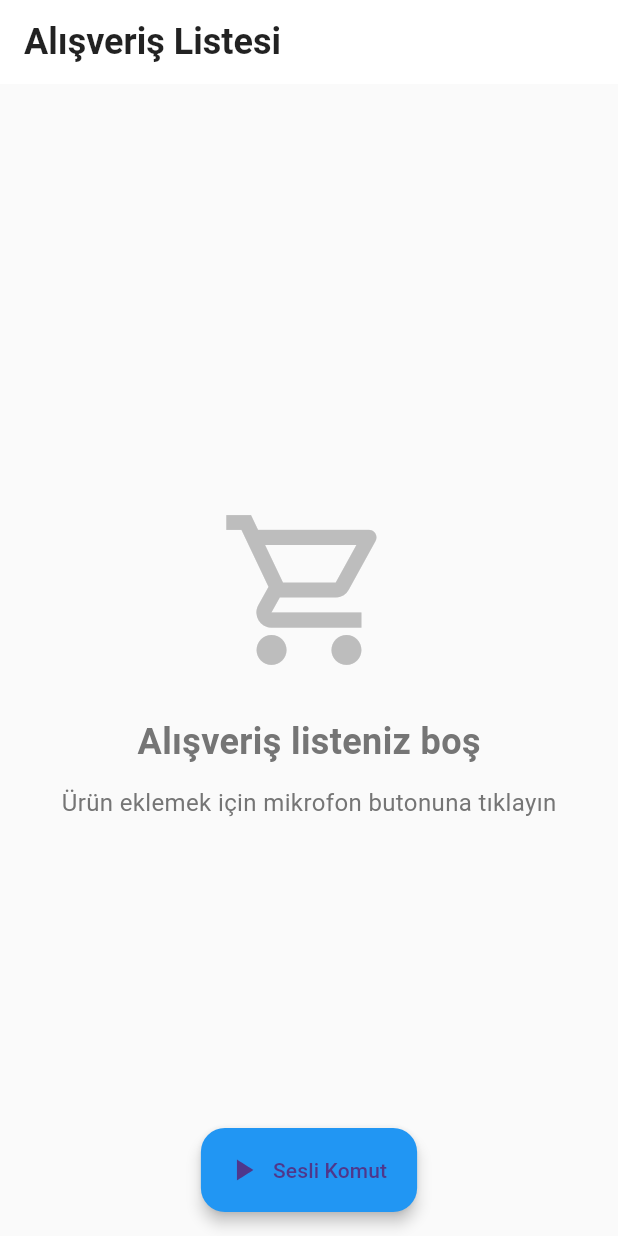
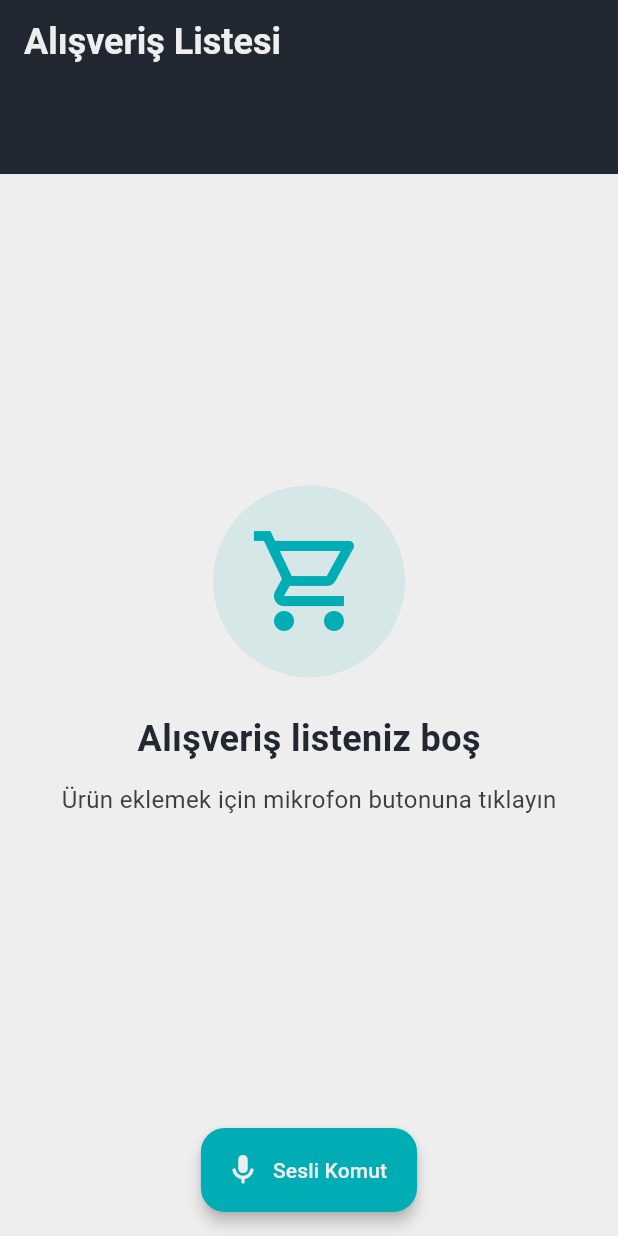
Before and after one commit to omrkara0/shoppinglistai, a Flutter app: the screen it shows after launch, on a phone screen of 412 x 824 dp. Run offline on Flutter 3.47's test engine with Material 3 defaults, Android fonts, the phone set to English and light mode, and no system bars; our stand-ins replace google_fonts, google_generative_ai, speech_to_text; Roboto replaces fonts that are missing (Ubuntu).

Commit message:
Home screen widget lar dosyalara ayrıldı renk paleti uygulandı.

```diff
--- a/lib/constants.dart
+++ b/lib/constants.dart
@@ -1,4 +1,6 @@
-List<String> miktarTurleri = [
+import 'package:flutter/material.dart';
+
+const List<String> miktarTurleri = [
   "kilo",
   "adet",
   "litre",
@@ -9,3 +11,23 @@ List<String> miktarTurleri = [
   "şişe",
   "gram"
 ];
+
+class AppColors {
+  static const Color darkBackground = Color(0xFF222831);
+  static const Color darkGrey = Color(0xFF393E46);
+  static const Color accent = Color(0xFF00ADB5);
+  static const Color lightGrey = Color(0xFFEEEEEE);
+
+  // Accent color with opacity
+  static Color accentWithOpacity(double opacity) => accent.withOpacity(opacity);
+
+  // Text colors
+  static const Color primaryText = darkBackground;
+  static const Color secondaryText = darkGrey;
+  static const Color lightText = lightGrey;
+
+  // Background variations
+  static const Color scaffoldBackground = lightGrey;
+  static const Color cardBackground = Colors.white;
+  static Color selectedCardBackground = accent.withOpacity(0.1);
+}
--- a/lib/screens/home_screen.dart
+++ b/lib/screens/home_screen.dart
@@ -4,6 +4,10 @@ import 'package:flutter/material.dart';
 import 'package:google_fonts/google_fonts.dart';
 import 'package:shoppinglistai/constants.dart';
 import 'package:shoppinglistai/models/urun.dart';
+import 'package:shoppinglistai/widgets/custom_app_bar.dart';
+import 'package:shoppinglistai/widgets/empty_state.dart';
+import 'package:shoppinglistai/widgets/no_results.dart';
+import 'package:shoppinglistai/widgets/shopping_list_item.dart';
 import 'package:speech_to_text/speech_to_text.dart' as stt;
 import 'package:google_generative_ai/google_generative_ai.dart';
 
@@ -18,6 +22,7 @@ class _HomeScreenState extends State<HomeScreen>
     with SingleTickerProviderStateMixin {
   List<Urun> _urunler = [];
   final Set<int> _selectedItems = {};
+  String _searchQuery = '';
 
   // Speech to text
   final stt.SpeechToText _speech = stt.SpeechToText();
@@ -40,6 +45,11 @@ class _HomeScreenState extends State<HomeScreen>
       })));
 
   late final ChatSession _chatSession;
+
+  List<Urun> get _filteredUrunler => _urunler
+      .where((urun) =>
+          urun.isim.toLowerCase().contains(_searchQuery.toLowerCase()))
+      .toList();
 
   @override
   void initState() {
@@ -134,58 +144,76 @@ class _HomeScreenState extends State<HomeScreen>
     );
   }
 
+  PreferredSizeWidget _buildAppBar() {
+    return CustomAppBar(
+      itemCount: _urunler.length,
+      selectedItems: _selectedItems,
+      onDeleteSelected: _deleteSelectedItems,
+      onSearch: (value) => setState(() => _searchQuery = value),
+      showSearch: _urunler.isNotEmpty,
+    );
+  }
+
   @override
   Widget build(BuildContext context) {
     return Scaffold(
-      backgroundColor: Colors.grey[50],
-      appBar: AppBar(
-        backgroundColor: Colors.white,
-        title: Text(
-          "Alışveriş Listesi",
-          style: GoogleFonts.ubuntu(
-            textStyle: const TextStyle(
-              fontSize: 24,
-              fontWeight: FontWeight.bold,
-              color: Colors.black87,
-            ),
-          ),
-        ),
-        elevation: 0,
-        actions: [
-          if (_selectedItems.isNotEmpty)
-            Padding(
-              padding: const EdgeInsets.only(right: 8.0),
-              child: IconButton(
-                icon: const Icon(Icons.delete_outline, color: Colors.red),
-                onPressed: _deleteSelectedItems,
-                tooltip: 'Seçili öğeleri sil',
-              ),
-            ),
-        ],
-      ),
+      backgroundColor: AppColors.scaffoldBackground,
+      appBar: _buildAppBar(),
       floatingActionButton: FloatingActionButton.extended(
         onPressed: _speechAvailable
             ? (_listening ? _stopListening : _startListening)
             : null,
-        backgroundColor: _listening ? Colors.red : Colors.blue,
-        label: Text(
+        backgroundColor: _listening ? AppColors.darkGrey : AppColors.accent,
+        label: AnimatedSwitcher(
+          duration: const Duration(milliseconds: 200),
+          transitionBuilder: (Widget child, Animation<double> animation) {
+            return FadeTransition(
+              opacity: animation,
+              child: SlideTransition(
+                position: Tween<Offset>(
+                  begin: const Offset(0.2, 0.0),
+                  end: Offset.zero,
+                ).animate(animation),
+                child: child,
+              ),
+            );
+          },
+          child: Text(
             _listening ? 'Dinlemeyi Durdur' : 'Sesli Komut',
-          style: GoogleFonts.ubuntu(fontWeight: FontWeight.w500),
+            key: ValueKey<bool>(_listening),
+            style: GoogleFonts.ubuntu(
+              fontWeight: FontWeight.w500,
+              color: AppColors.lightText,
             ),
-        icon: AnimatedIcon(
-          icon: AnimatedIcons.play_pause,
-          progress: _animationController,
+          ),
+        ),
+        icon: AnimatedSwitcher(
+          duration: const Duration(milliseconds: 200),
+          transitionBuilder: (Widget child, Animation<double> animation) {
+            return ScaleTransition(
+              scale: animation,
+              child: FadeTransition(
+                opacity: animation,
+                child: child,
+              ),
+            );
+          },
+          child: Icon(
+            _listening ? Icons.stop_rounded : Icons.mic_rounded,
+            key: ValueKey<bool>(_listening),
+            color: AppColors.lightText,
+          ),
         ),
         elevation: 4,
       ),
       floatingActionButtonLocation: FloatingActionButtonLocation.centerFloat,
       body: Center(
         child: Padding(
-          padding: const EdgeInsets.symmetric(horizontal: 16.0, vertical: 8.0),
+          padding: const EdgeInsets.fromLTRB(16, 8, 16, 80),
           child: Column(
             mainAxisAlignment: MainAxisAlignment.center,
             children: [
-              _urunlerListe(),
+              _buildList(),
             ],
           ),
         ),
@@ -193,71 +221,28 @@ class _HomeScreenState extends State<HomeScreen>
     );
   }
 
-  Widget _urunlerListe() {
+  Widget _buildList() {
     if (_urunler.isEmpty) {
-      return Center(
-        child: Column(
-          mainAxisAlignment: MainAxisAlignment.center,
-          children: [
-            Icon(
-              Icons.shopping_cart_outlined,
-              size: 120,
-              color: Colors.grey[400],
-            ),
-            const SizedBox(height: 24),
-            Text(
-              'Alışveriş listeniz boş',
-              style: GoogleFonts.ubuntu(
-                fontSize: 24,
-                fontWeight: FontWeight.bold,
-                color: Colors.grey[600],
-              ),
-            ),
-            const SizedBox(height: 12),
-            Text(
-              'Ürün eklemek için mikrofon butonuna tıklayın',
-              style: GoogleFonts.ubuntu(
-                fontSize: 16,
-                color: Colors.grey[600],
-              ),
-            ),
-          ],
-        ),
-      );
+      return const EmptyState();
+    }
+
+    final items = _filteredUrunler;
+    if (items.isEmpty) {
+      return const NoResults();
     }
 
     return Flexible(
       child: ListView.builder(
-        itemCount: _urunler.length,
+        itemCount: items.length,
         physics: const BouncingScrollPhysics(),
         itemBuilder: (context, index) {
-          final Urun urun = _urunler[index];
+          final Urun urun = items[index];
           final bool isSelected = _selectedItems.contains(index);
 
-          return Padding(
-            padding: const EdgeInsets.symmetric(vertical: 4.0),
-            child: AnimatedContainer(
-              duration: const Duration(milliseconds: 200),
-              decoration: BoxDecoration(
-                color: isSelected ? Colors.blue.withOpacity(0.1) : Colors.white,
-                borderRadius: BorderRadius.circular(12),
-                boxShadow: [
-                  BoxShadow(
-                    color: Colors.grey.withOpacity(0.1),
-                    spreadRadius: 1,
-                    blurRadius: 4,
-                    offset: const Offset(0, 2),
-                  ),
-                ],
-              ),
-              child: ListTile(
-                contentPadding:
-                    const EdgeInsets.symmetric(horizontal: 16.0, vertical: 8.0),
-                leading: Transform.scale(
-                  scale: 1.2,
-                  child: Checkbox(
-                    value: isSelected,
-                    onChanged: (bool? value) {
+          return ShoppingListItem(
+            urun: urun,
+            isSelected: isSelected,
+            onSelected: (bool? value) {
               setState(() {
                 if (value == true) {
                   _selectedItems.add(index);
@@ -266,51 +251,6 @@ class _HomeScreenState extends State<HomeScreen>
                 }
               });
             },
-                    shape: const CircleBorder(),
-                    activeColor: Colors.blue,
-                  ),
-                ),
-                title: Text(
-                  urun.isim,
-                  style: GoogleFonts.ubuntu(
-                    fontSize: 18,
-                    fontWeight: FontWeight.w500,
-                    color: Colors.black87,
-                    decoration: isSelected ? TextDecoration.lineThrough : null,
-                  ),
-                ),
-                trailing: Container(
-                  padding:
-                      const EdgeInsets.symmetric(horizontal: 12, vertical: 6),
-                  decoration: BoxDecoration(
-                    color: Colors.blue.withOpacity(0.1),
-                    borderRadius: BorderRadius.circular(20),
-                  ),
-                  child: RichText(
-                    text: TextSpan(
-                      children: [
-                        TextSpan(
-                          text: "${urun.miktar} ",
-                          style: GoogleFonts.roboto(
-                            fontSize: 16,
-                            fontWeight: FontWeight.bold,
-                            color: Colors.blue[700],
-                          ),
-                        ),
-                        TextSpan(
-                          text: urun.miktarTuru,
-                          style: GoogleFonts.ubuntu(
-                            fontSize: 14,
-                            fontWeight: FontWeight.w500,
-                            color: Colors.blue[700],
-                          ),
-                        ),
-                      ],
-                    ),
-                  ),
-                ),
-              ),
-            ),
           );
         },
       ),
--- /dev/null
+++ b/lib/widgets/custom_app_bar.dart
@@ -0,0 +1,135 @@
+import 'package:flutter/material.dart';
+import 'package:google_fonts/google_fonts.dart';
+import 'package:shoppinglistai/constants.dart';
+
+class CustomAppBar extends StatelessWidget implements PreferredSizeWidget {
+  final int itemCount;
+  final Set<int> selectedItems;
+  final Function() onDeleteSelected;
+  final Function(String) onSearch;
+  final bool showSearch;
+
+  const CustomAppBar({
+    super.key,
+    required this.itemCount,
+    required this.selectedItems,
+    required this.onDeleteSelected,
+    required this.onSearch,
+    required this.showSearch,
+  });
+
+  @override
+  Widget build(BuildContext context) {
+    return AppBar(
+      elevation: 0,
+      backgroundColor: AppColors.darkBackground,
+      title: Column(
+        crossAxisAlignment: CrossAxisAlignment.start,
+        children: [
+          Text(
+            "Alışveriş Listesi",
+            style: GoogleFonts.ubuntu(
+              fontSize: 24,
+              fontWeight: FontWeight.bold,
+              color: AppColors.lightText,
+            ),
+          ),
+          if (showSearch)
+            Text(
+              "$itemCount ürün",
+              style: GoogleFonts.ubuntu(
+                fontSize: 14,
+                color: AppColors.lightGrey.withOpacity(0.7),
+              ),
+            ),
+        ],
+      ),
+      bottom: showSearch
+          ? PreferredSize(
+              preferredSize: const Size.fromHeight(60),
+              child: Padding(
+                padding: const EdgeInsets.fromLTRB(16, 0, 16, 8),
+                child: TextField(
+                  onChanged: onSearch,
+                  style: TextStyle(color: AppColors.lightText),
+                  decoration: InputDecoration(
+                    hintText: 'Ürün ara...',
+                    hintStyle:
+                        TextStyle(color: AppColors.lightText.withOpacity(0.7)),
+                    prefixIcon: Icon(Icons.search,
+                        color: AppColors.lightText.withOpacity(0.7)),
+                    filled: true,
+                    fillColor: AppColors.darkGrey.withOpacity(0.3),
+                    border: OutlineInputBorder(
+                      borderRadius: BorderRadius.circular(30),
+                      borderSide: BorderSide.none,
+                    ),
+                    contentPadding: const EdgeInsets.symmetric(horizontal: 20),
+                  ),
+                ),
+              ),
+            )
+          : null,
+      actions: [
+        if (selectedItems.isNotEmpty) ...[
+          Text(
+            "${selectedItems.length} seçildi",
+            style: GoogleFonts.ubuntu(
+              color: AppColors.lightText,
+              fontWeight: FontWeight.w500,
+            ),
+          ),
+          const SizedBox(width: 8),
+          IconButton(
+            icon: Icon(Icons.delete_rounded, color: AppColors.accent),
+            onPressed: () {
+              showDialog(
+                context: context,
+                builder: (context) => AlertDialog(
+                  backgroundColor: AppColors.cardBackground,
+                  title: Text(
+                    'Seçili Ürünleri Sil',
+                    style: GoogleFonts.ubuntu(
+                      fontWeight: FontWeight.bold,
+                      color: AppColors.primaryText,
+                    ),
+                  ),
+                  content: Text(
+                    'Seçili ${selectedItems.length} ürünü silmek istediğinizden emin misiniz?',
+                    style: GoogleFonts.ubuntu(
+                      color: AppColors.secondaryText,
+                    ),
+                  ),
+                  actions: [
+                    TextButton(
+                      onPressed: () => Navigator.pop(context),
+                      child: Text(
+                        'İptal',
+                        style: GoogleFonts.ubuntu(color: AppColors.darkGrey),
+                      ),
+                    ),
+                    TextButton(
+                      onPressed: () {
+                        Navigator.pop(context);
+                        onDeleteSelected();
+                      },
+                      child: Text(
+                        'Sil',
+                        style: GoogleFonts.ubuntu(color: AppColors.accent),
+                      ),
+                    ),
+                  ],
+                ),
+              );
+            },
+            tooltip: 'Seçili öğeleri sil',
+          ),
+        ],
+        const SizedBox(width: 8),
+      ],
+    );
+  }
+
+  @override
+  Size get preferredSize => const Size.fromHeight(kToolbarHeight + 60);
+}
--- /dev/null
+++ b/lib/widgets/empty_state.dart
@@ -0,0 +1,47 @@
+import 'package:flutter/material.dart';
+import 'package:google_fonts/google_fonts.dart';
+import 'package:shoppinglistai/constants.dart';
+
+class EmptyState extends StatelessWidget {
+  const EmptyState({super.key});
+
+  @override
+  Widget build(BuildContext context) {
+    return Center(
+      child: Column(
+        mainAxisAlignment: MainAxisAlignment.center,
+        children: [
+          Container(
+            padding: const EdgeInsets.all(24),
+            decoration: BoxDecoration(
+              color: AppColors.accentWithOpacity(0.1),
+              shape: BoxShape.circle,
+            ),
+            child: Icon(
+              Icons.shopping_cart_outlined,
+              size: 80,
+              color: AppColors.accent,
+            ),
+          ),
+          const SizedBox(height: 24),
+          Text(
+            'Alışveriş listeniz boş',
+            style: GoogleFonts.ubuntu(
+              fontSize: 24,
+              fontWeight: FontWeight.bold,
+              color: AppColors.primaryText,
+            ),
+          ),
+          const SizedBox(height: 12),
+          Text(
+            'Ürün eklemek için mikrofon butonuna tıklayın',
+            style: GoogleFonts.ubuntu(
+              fontSize: 16,
+              color: AppColors.secondaryText,
+            ),
+          ),
+        ],
+      ),
+    );
+  }
+}
```
Also changed, not shown: lib/widgets/no_results.dart (added, +31 -0 lines), lib/widgets/shopping_list_item.dart (added, +97 -0 lines). Lines whose indentation alone changed are shown as unchanged.
